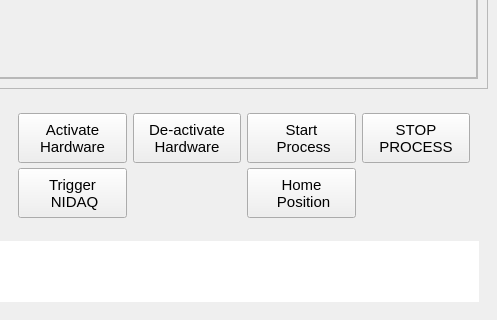
Before: the Qt Designer form src/gui/torsions_test_stand.ui in RogerGdot/TorsionsTestStand, drawn with Qt 5; both pictures show x 720 to 1217 and y 570 to 890 of the 1217 by 890 pixel window.
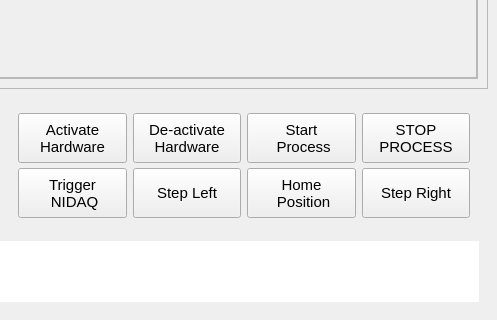
After: the same form once the commit is applied.

Commit message: Trigger button cont

What changed in the file:
```diff
--- a/src/gui/torsions_test_stand.ui
+++ b/src/gui/torsions_test_stand.ui
@@ -1211,6 +1211,80 @@
             </property>
            </widget>
           </item>
+          <item row="1" column="2">
+           <widget class="QPushButton" name="step_left_btn">
+            <property name="enabled">
+             <bool>true</bool>
+            </property>
+            <property name="sizePolicy">
+             <sizepolicy hsizetype="Minimum" vsizetype="Minimum">
+              <horstretch>0</horstretch>
+              <verstretch>0</verstretch>
+             </sizepolicy>
+            </property>
+            <property name="minimumSize">
+             <size>
+              <width>100</width>
+              <height>50</height>
+             </size>
+            </property>
+            <property name="maximumSize">
+             <size>
+              <width>999999</width>
+              <height>999999</height>
+             </size>
+            </property>
+            <property name="font">
+             <font>
+              <family>Segoe UI</family>
+              <pointsize>11</pointsize>
+             </font>
+            </property>
+            <property name="cursor">
+             <cursorShape>PointingHandCursor</cursorShape>
+            </property>
+            <property name="text">
+             <string>Step Left</string>
+            </property>
+           </widget>
+          </item>
+          <item row="1" column="4">
+           <widget class="QPushButton" name="step_right_btn">
+            <property name="enabled">
+             <bool>true</bool>
+            </property>
+            <property name="sizePolicy">
+             <sizepolicy hsizetype="Minimum" vsizetype="Minimum">
+              <horstretch>0</horstretch>
+              <verstretch>0</verstretch>
+             </sizepolicy>
+            </property>
+            <property name="minimumSize">
+             <size>
+              <width>100</width>
+              <height>50</height>
+             </size>
+            </property>
+            <property name="maximumSize">
+             <size>
+              <width>999999</width>
+              <height>999999</height>
+             </size>
+            </property>
+            <property name="font">
+             <font>
+              <family>Segoe UI</family>
+              <pointsize>11</pointsize>
+             </font>
+            </property>
+            <property name="cursor">
+             <cursorShape>PointingHandCursor</cursorShape>
+            </property>
+            <property name="text">
+             <string>Step Right</string>
+            </property>
+           </widget>
+          </item>
          </layout>
         </widget>
        </item>
```
The commit also changes 1 other file.
